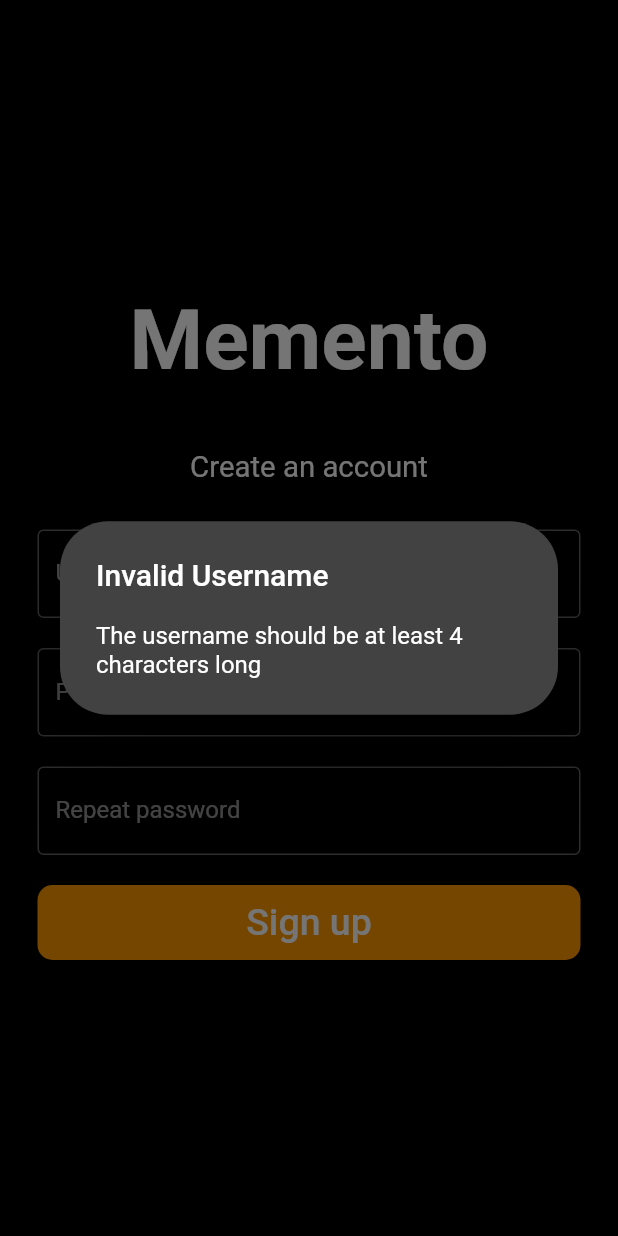
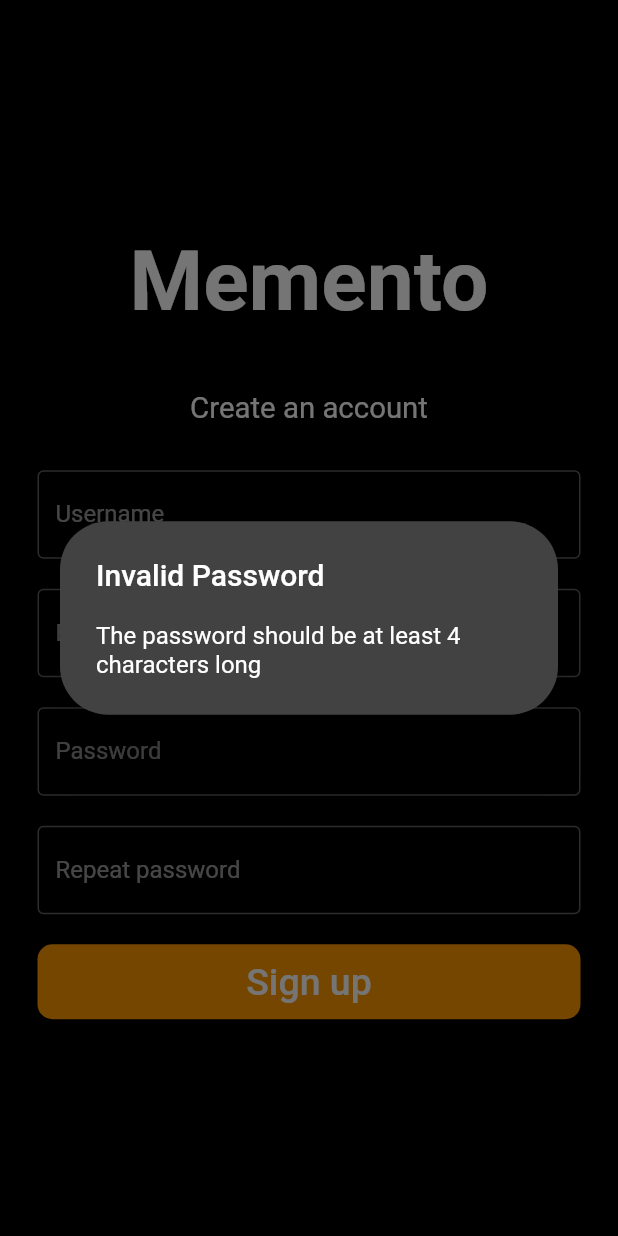
Before and after one commit to Rafinha19/memento_client, a Flutter app: the signUpView screen opened directly, after a tap on "Sign up", on a phone screen of 412 x 824 dp. Run offline on Flutter 3.47's test engine with Material 2 defaults, Android fonts, the phone set to English and light mode, and no system bars; our stand-ins replace flutter_secure_storage; accounts and stored records are empty; generated files the repository leaves out were written again.

Commit message:
Error login y internacionalizado completo login

```diff
--- a/lib/l10n/app_en.arb
+++ b/lib/l10n/app_en.arb
@@ -4,15 +4,27 @@
     "description": "Edit profile "
   },
   "memento": "Memento",
+  "@memento": {
+    "description": "App name "
+  },
   "server_error": "Server error",
   "error": "Errror",
-  "login_pass_user_mustbe_4long": "Password must be 4 characters long.",
+  "login_error": "Login error",
+  "login_pass_mustbe_4long": "Password must be 4 characters long.",
   "login_user_havent_found": "We haven't found any account with that combination of username and password.",
-  "connection_error": "There was a problem with the internet connection.",
+  "connection_error": "Connection error.",
+  "connection_error_description": "There was a problem with the internet connection.",
   "server_error_description": "There was a problem with the server, please try again later.",
   "username": "Username",
+  "username_hint": "Enter your username",
   "password": "Password",
+  "password_hint": "Minimum 4 characters",
   "login": "Login",
   "dont_have_an_account": "Dont have an account?",
   "signup": "Sign up",
+  "create_an_account": "Create an account",
+  "repeat_password": "Repeat password",
+  "repeat_password_hint": "Repeat your password",
+  "email": "Email",
+  "email_hint": "Enter your email"
 }
--- a/lib/l10n/app_es.arb
+++ b/lib/l10n/app_es.arb
@@ -3,17 +3,23 @@
   "memento": "Memento",
   "server_error": "Error en el servidor",
   "error": "Errror",
-  "login_pass_user_mustbe_4long": "La contraseña debe ser de 4 letras minimo.",
+  "login_error": "Error al hacer login",
+  "login_pass_mustbe_4long": "La contraseña debe ser de 4 caracteres minimo.",
   "login_user_havent_found": "No hemos encontrado ninguna cuenta con esa combinacion de usuario y contraseña.",
-  "connection_error": "Hubo un problema con la conexión a internet.",
+  "connection_error": "Connection error.",
+  "connection_error_description": "Hubo un problema con la conexión a internet.",
   "server_error_description": "Hubo un problema con el servidor, por  favor vuelve a intentarlo más tarde.",
   "username": "Nombre de usuario",
+  "username_hint": "Introduce tu nombre de usuario",
   "password": "Contraseña",
+  "password_hint": "Longitud minima de 4 caracteres",
   "login": "Login",
   "dont_have_an_account": "¿No tienes una cuenta?",
-  "signup": "Sign up"
-
-
-
+  "signup": "Crear una cuenta",
+  "create_an_account": "Crear una cuenta",
+  "repeat_password": "Repite tu contraseña",
+  "repeat_password_hint": "Repite tu contraseña",
+  "email": "Email",
+  "email_hint": "Introduce tu email"
 
 }
--- a/lib/loginView.dart
+++ b/lib/loginView.dart
@@ -63,8 +63,8 @@ class _LoginViewState extends State<LoginView> {
                   controller: usernameController,
                   decoration: InputDecoration(
                       border: OutlineInputBorder(),
-                      labelText: 'Username',
-                      hintText: 'Enter your username'
+                      labelText: AppLocalizations.of(context)!.username,
+                      hintText: AppLocalizations.of(context)!.username_hint
                   ),
 
                 ),
@@ -76,8 +76,8 @@ class _LoginViewState extends State<LoginView> {
                   controller: passwordController,
                   decoration: InputDecoration(
                       border: OutlineInputBorder(),
-                      labelText: 'Password',
-                      hintText: 'Enter your secure password'
+                      labelText: AppLocalizations.of(context)!.password,
+                      hintText: AppLocalizations.of(context)!.password_hint
                   ),
                 ),
               ),
@@ -94,13 +94,13 @@ class _LoginViewState extends State<LoginView> {
                       var password = passwordController.text;
                       var jwt = await AccountRepository().attemptLogIn(username, password);
                       if(jwt == "400"){
-                        displayDialog(context, "Error", "Password and username must be at least 4 characters long");
+                        displayDialog(context, AppLocalizations.of(context)!.error, AppLocalizations.of(context)!.login_pass_mustbe_4long);
                       } else if (jwt=="401"){
-                        displayDialog(context, "Error", "We haven't found any account with that password or username");
+                        displayDialog(context, AppLocalizations.of(context)!.error, AppLocalizations.of(context)!.login_error);
                       } else if(jwt=="CONN_ERR"){
-                        displayDialog(context, "Connection error", "There was a problem with the internet connection. Try again later");
+                        displayDialog(context, AppLocalizations.of(context)!.connection_error, AppLocalizations.of(context)!.connection_error_description);
                       }else if(jwt =="SERV_ERR"){
-                        displayDialog(context, AppLocalizations.of(context)!.server_error, "There was a problem with the server. Try again later");
+                        displayDialog(context, AppLocalizations.of(context)!.server_error,  AppLocalizations.of(context)!.server_error_description);
                       } else if(jwt != null) {
                         storage.write(key: "jwt", value: jwt);
                         Navigator.push(
@@ -110,12 +110,11 @@ class _LoginViewState extends State<LoginView> {
                             )
                         );
                       } else {
-                        //OJO AQUI VA A QUEDAR ARREGLAR EL CASO DE QUE NO HAYA CONEXION A INTERNET
-                        displayDialog(context, "An Error Occurred", "No account was found matching that username and password");
+                        displayDialog(context,  AppLocalizations.of(context)!.error,  AppLocalizations.of(context)!.error);
                       }
                     },
                     child: Text(
-                      'Login',
+                      AppLocalizations.of(context)!.login,
                       style: TextStyle(color: Colors.white, fontSize: 25),
                     ),
                   ),
@@ -124,7 +123,7 @@ class _LoginViewState extends State<LoginView> {
               Padding(
                 padding: EdgeInsets.all(20),
                 child: Text(
-                  'Dont have an account?',
+                  AppLocalizations.of(context)!.dont_have_an_account,
                   textAlign: TextAlign.center,
                   textScaleFactor: 1.4,
                   overflow: TextOverflow.ellipsis,
@@ -136,7 +135,7 @@ class _LoginViewState extends State<LoginView> {
                   height: 40,
                   width: double.infinity,
                   decoration: BoxDecoration(
-                      color: Colors.grey[700], borderRadius: BorderRadius.circular(10)),
+                      color: Colors.grey[800], borderRadius: BorderRadius.circular(10)),
                   child: TextButton(
                     onPressed: () {
                       Navigator.push(
@@ -147,7 +146,7 @@ class _LoginViewState extends State<LoginView> {
                       );
                     },
                     child: Text(
-                      'Sign up',
+                      AppLocalizations.of(context)!.signup,
                       style: TextStyle(color: Colors.white, fontSize: 20),
                     ),
                   ),
--- a/lib/signUpView.dart
+++ b/lib/signUpView.dart
@@ -5,6 +5,7 @@ import 'package:memento_flutter_client/TabPage.dart';
 import 'package:http/http.dart' as http;
 import 'package:flutter_secure_storage/flutter_secure_storage.dart';
 import 'package:memento_flutter_client/Config/Properties.dart';
+import 'package:flutter_gen/gen_l10n/app_localizations.dart';
 
 final storage = FlutterSecureStorage();
 
@@ -20,6 +21,7 @@ class _signUpViewState extends State<signUpView> {
   final TextEditingController usernameController = TextEditingController();
   final TextEditingController passwordController = TextEditingController();
   final TextEditingController repeat_passwordController = TextEditingController();
+  final TextEditingController emailController = TextEditingController();
 
   //Funcion auxiliar para hacer un display de un dialogo
   void displayDialog(BuildContext context, String title, String text) =>
@@ -82,7 +84,7 @@ class _signUpViewState extends State<signUpView> {
               Padding(
                 padding: EdgeInsets.all(20),
                 child: Text(
-                  'Memento',
+                  AppLocalizations.of(context)!.memento,
                   textAlign: TextAlign.center,
                   textScaleFactor: 4.0,
                   overflow: TextOverflow.ellipsis,
@@ -92,7 +94,7 @@ class _signUpViewState extends State<signUpView> {
               Padding(
                 padding: EdgeInsets.all(20),
                 child: Text(
-                  'Create an account',
+                  AppLocalizations.of(context)!.create_an_account,
                   textAlign: TextAlign.center,
                   textScaleFactor: 1.4,
                   overflow: TextOverflow.ellipsis,
@@ -104,10 +106,22 @@ class _signUpViewState extends State<signUpView> {
                   controller: usernameController,
                   decoration: InputDecoration(
                       border: OutlineInputBorder(),
-                      labelText: 'Username',
-                      hintText: 'Enter your username'
+                      labelText: AppLocalizations.of(context)!.username,
+                      hintText: AppLocalizations.of(context)!.username_hint
                   ),
 
+                ),
+              ),
+              Padding(
+                padding: EdgeInsets.all(10),
+                child: TextField(
+                  obscureText: true,
+                  controller: emailController,
+                  decoration: InputDecoration(
+                      border: OutlineInputBorder(),
+                      labelText: AppLocalizations.of(context)!.email,
+                      hintText: AppLocalizations.of(context)!.email_hint
+                  ),
                 ),
               ),
               Padding(
@@ -117,8 +131,8 @@ class _signUpViewState extends State<signUpView> {
                   controller: passwordController,
                   decoration: InputDecoration(
                       border: OutlineInputBorder(),
-                      labelText: 'Password',
-                      hintText: 'Enter your secure password'
+                      labelText: AppLocalizations.of(context)!.password,
+                      hintText: AppLocalizations.of(context)!.password_hint
                   ),
                 ),
               ),
@@ -129,8 +143,8 @@ class _signUpViewState extends State<signUpView> {
                   controller: repeat_passwordController,
                   decoration: InputDecoration(
                       border: OutlineInputBorder(),
-                      labelText: 'Repeat password',
-                      hintText: 'Repeat your password'
+                      labelText: AppLocalizations.of(context)!.repeat_password,
+                      hintText: AppLocalizations.of(context)!.repeat_password_hint
                   ),
                 ),
               ),
@@ -147,9 +161,7 @@ class _signUpViewState extends State<signUpView> {
                       var username = usernameController.text;
                       var password = passwordController.text;
                       var repeatPassword = repeat_passwordController.text;
-                      if(username.length < 4)
-                        displayDialog(context, "Invalid Username", "The username should be at least 4 characters long");
-                      else if(password.length < 4)
+                      if(password.length < 4)
                         displayDialog(context, "Invalid Password", "The password should be at least 4 characters long");
                       else if(password!= repeatPassword){
                         displayDialog(context,"Passwords dont match","Please rewrite the passwords");
```
